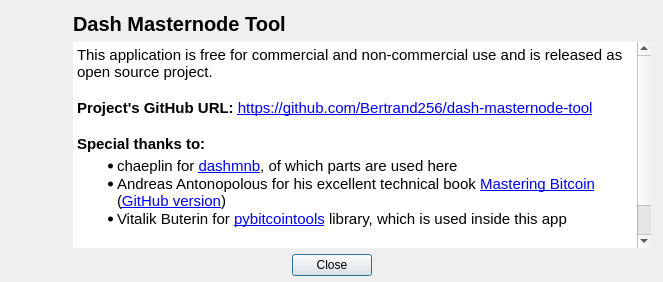
This is src/ui/ui_about_dlg.ui in Bertrand256/dash-masternode-tool as Qt 5 draws it before an edit. The edited form follows.
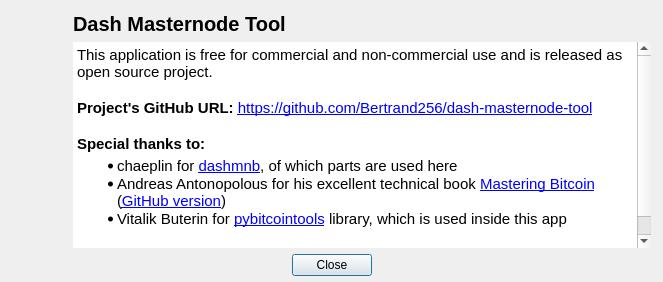
This is the edited form.

Commit message: Fixed proposals columns dialog issue with drag-and-drop feature. Added 'Active','Months','Current month' columns to the proposals dialog.

The edit to the form file:
```diff
--- a/src/ui/ui_about_dlg.ui
+++ b/src/ui/ui_about_dlg.ui
@@ -141,8 +141,7 @@
 &lt;li style=&quot; font-size:11pt;&quot; style=&quot; margin-top:0px; margin-bottom:0px; margin-left:0px; margin-right:0px; -qt-block-indent:0; text-indent:0px;&quot;&gt;Andreas Antonopolous for his excellent technical book &lt;a href=&quot;http://shop.oreilly.com/product/0636920049524.do&quot;&gt;&lt;span style=&quot; text-decoration: underline; color:#0000ff;&quot;&gt;Mastering Bitcoin&lt;/span&gt;&lt;/a&gt; (&lt;a href=&quot;https://github.com/bitcoinbook/bitcoinbook/tree/develop&quot;&gt;&lt;span style=&quot; text-decoration: underline; color:#0000ff;&quot;&gt;GitHub version&lt;/span&gt;&lt;/a&gt;)&lt;/li&gt;
 &lt;li style=&quot; font-size:11pt;&quot; style=&quot; margin-top:0px; margin-bottom:6px; margin-left:0px; margin-right:0px; -qt-block-indent:0; text-indent:0px;&quot;&gt;Vitalik Buterin for &lt;a href=&quot;https://github.com/vbuterin/pybitcointools&quot;&gt;&lt;span style=&quot; text-decoration: underline; color:#0000ff;&quot;&gt;pybitcointools&lt;/span&gt;&lt;/a&gt; library, which is used inside this app&lt;/li&gt;&lt;/ul&gt;
 &lt;p style=&quot;-qt-paragraph-type:empty; margin-top:0px; margin-bottom:0px; margin-left:0px; margin-right:0px; -qt-block-indent:0; text-indent:0px; font-size:8.25pt;&quot;&gt;&lt;br /&gt;&lt;/p&gt;
-&lt;p style=&quot; margin-top:0px; margin-bottom:0px; margin-left:0px; margin-right:0px; -qt-block-indent:0; text-indent:0px;&quot;&gt;&lt;span style=&quot; font-size:11pt; font-weight:600;&quot;&gt;Author:&lt;/span&gt;&lt;span style=&quot; font-size:11pt;&quot;&gt; Bertrand256 &lt;/span&gt;&lt;/p&gt;
-&lt;p style=&quot; margin-top:0px; margin-bottom:0px; margin-left:0px; margin-right:0px; -qt-block-indent:0; text-indent:0px;&quot;&gt;&lt;span style=&quot; font-size:11pt;&quot;&gt;Dash address: XwZzf7yqYoUBnDFqE7r3zuNmpwKo1CYLMC&lt;/span&gt;&lt;/p&gt;&lt;/body&gt;&lt;/html&gt;</string>
+&lt;p style=&quot; margin-top:0px; margin-bottom:0px; margin-left:0px; margin-right:0px; -qt-block-indent:0; text-indent:0px;&quot;&gt;&lt;span style=&quot; font-size:11pt; font-weight:600;&quot;&gt;Author:&lt;/span&gt;&lt;span style=&quot; font-size:11pt;&quot;&gt; Bertrand256 (&lt;/span&gt;&lt;a href=&quot;mailto:blogin@protonmail.com&quot;&gt;&lt;span style=&quot; text-decoration: underline; color:#0000ff;&quot;&gt;blogin@protonmail.com&lt;/span&gt;&lt;/a&gt;&lt;span style=&quot; font-size:11pt;&quot;&gt;)&lt;/span&gt;&lt;/p&gt;&lt;/body&gt;&lt;/html&gt;</string>
           </property>
          </widget>
         </item>
```
The commit also changes 3 other files.
